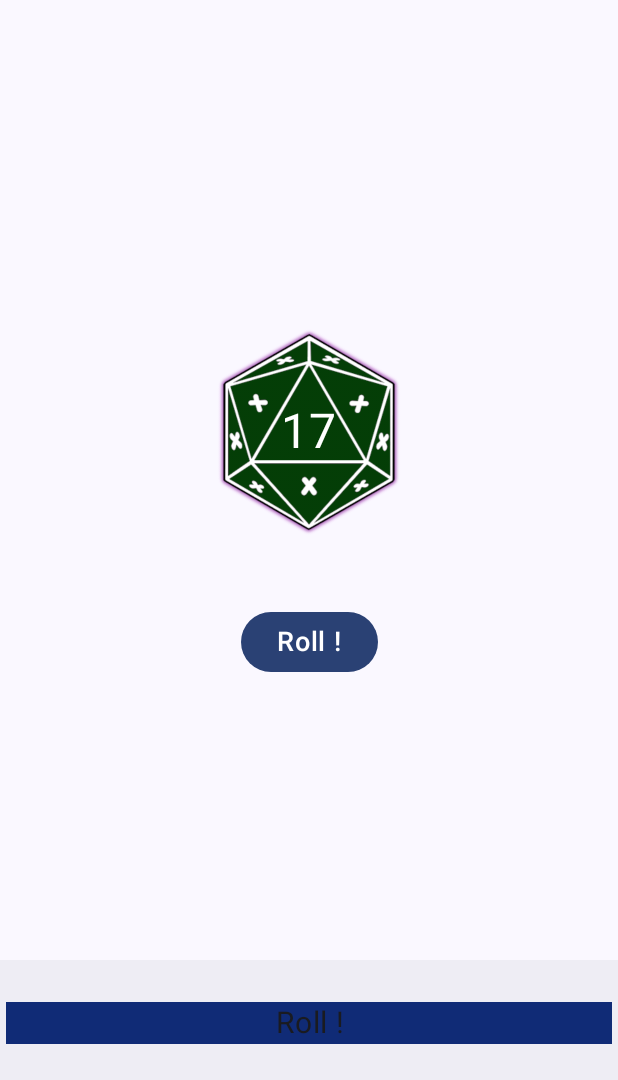
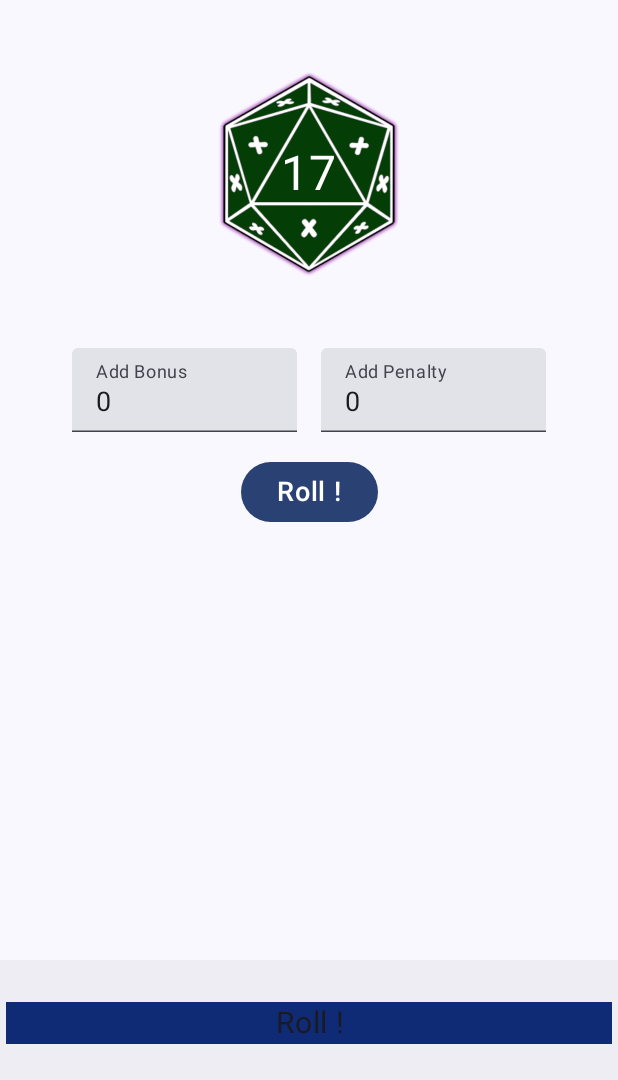
Before and after one commit to reso-kurssit/2024-Q3-Mobiiliohjelmointi, an Android app built with Jetpack Compose: the DiceRollerScreen screen opened through its navigation route, after a tap on "Roll !", on a phone screen of 412 x 824 dp, the part 156-1236 px from its top. Run offline under Robolectric (Android 15) with nearby library versions, the phone set to English and light mode, and no system bars.

Commit message:
added bonus and penalty system for dice roller and crit success-crit failure

```diff
--- a/mobiili-second/app/build.gradle.kts
+++ b/mobiili-second/app/build.gradle.kts
@@ -61,7 +61,7 @@ dependencies {
     implementation(libs.androidx.navigation.compose)
     implementation(libs.androidx.room.common)
     implementation(libs.androidx.room.ktx)
-    implementation(libs.androidx.appcompat) // You can remove this line as it's already included above
+    implementation(libs.androidx.appcompat)
     testImplementation(libs.junit)
     androidTestImplementation(libs.androidx.junit)
     androidTestImplementation(libs.androidx.espresso.core)
--- a/mobiili-second/app/src/main/java/com/example/second/screens/diceroller/DiceRoller.kt
+++ b/mobiili-second/app/src/main/java/com/example/second/screens/diceroller/DiceRoller.kt
@@ -5,6 +5,7 @@ import androidx.compose.foundation.layout.*
 import androidx.compose.foundation.shape.CircleShape
 import androidx.compose.material3.Button
 import androidx.compose.material3.Text
+import androidx.compose.material3.TextField
 import androidx.compose.runtime.*
 import androidx.compose.ui.Alignment
 import androidx.compose.ui.Modifier
@@ -21,14 +22,19 @@ import com.example.second.R
 @Composable
 fun DiceRollerScreen(navController: NavController) {
     var diceResult by remember { mutableStateOf(0) }
+    var finalResult by remember { mutableStateOf(0) }
     var imageResource by remember { mutableStateOf(R.drawable.d201) }
+    var bonus by remember { mutableStateOf(0) }
+    var penalty by remember { mutableStateOf(0) }
+    var specialMessageSuccess by remember { mutableStateOf("") }
+    var specialMessageFailure by remember { mutableStateOf("") }
 
     Column(
         modifier = Modifier
             .fillMaxSize()
             .padding(16.dp),
         horizontalAlignment = Alignment.CenterHorizontally,
-        verticalArrangement = Arrangement.Center
+        verticalArrangement = Arrangement.Top
     ) {
 
         Box(
@@ -42,18 +48,59 @@ fun DiceRollerScreen(navController: NavController) {
                 contentDescription = "D20 dice",
                 modifier = Modifier.fillMaxSize()
             )
-            if (diceResult > 0) {
+
             Text(
-                    text = "$diceResult",
+                text = "$finalResult",
                 fontSize = 32.sp,
                 color = Color.White
             )
         }
+
+        if (specialMessageSuccess.isNotEmpty()) {
+            Text(text = specialMessageSuccess, color = Color.Green, fontSize = 24.sp)
+            Spacer(modifier = Modifier.height(16.dp))
+        }
+
+        if (specialMessageFailure.isNotEmpty()) {
+            Text(text = specialMessageFailure, color = Color.Red, fontSize = 24.sp)
+            Spacer(modifier = Modifier.height(16.dp))
+        }
+
+        Spacer(modifier = Modifier.height(16.dp))
+
+        Row(
+            horizontalArrangement = Arrangement.Center,
+            verticalAlignment = Alignment.CenterVertically,
+            modifier = Modifier
+                .fillMaxWidth()
+        ) {
+
+            TextField(
+                value = bonus.toString(),
+                onValueChange = {
+                    bonus = it.toIntOrNull() ?: 0
+                },
+                label = { Text(text = stringResource(R.string.textboxBonus)) },
+                modifier = Modifier
+                    .width(150.dp)
+            )
+
+            Spacer(modifier = Modifier.width(16.dp))
+
+            TextField(
+                value = penalty.toString(),
+                onValueChange = {
+                    penalty = it.toIntOrNull() ?: 0
+                },
+                label = { Text(text = stringResource(R.string.textboxPenalty)) },
+                modifier = Modifier.width(150.dp)
+            )
         }
 
         Spacer(modifier = Modifier.height(16.dp))
 
         Button(onClick = {
+
             diceResult = Random.nextInt(1, 21)
 
             val randomImage = Random.nextInt(201, 210)
@@ -69,8 +116,24 @@ fun DiceRollerScreen(navController: NavController) {
                 209 -> R.drawable.d209
                 else -> R.drawable.d201
             }
+
+            if (diceResult == 20) {
+                specialMessageSuccess = "Critical Success!"
+                specialMessageFailure = ""
+                finalResult = diceResult
+            } else if (diceResult == 1) {
+                specialMessageFailure = "Critical Failure!"
+                specialMessageSuccess = ""
+                finalResult = diceResult
+            } else {
+                finalResult = diceResult + bonus - penalty
+                specialMessageSuccess = ""
+                specialMessageFailure = ""
+            }
+
             }) {
             Text(text = stringResource(R.string.textboxRoll))
+
         }
     }
 }
--- a/mobiili-second/app/src/main/res/values/strings.xml
+++ b/mobiili-second/app/src/main/res/values/strings.xml
@@ -4,10 +4,17 @@
     <string name="titleHome">Welcome to Pocket Gate!</string>
     <string name="titleNews">News from Baldur\'s Gate</string>
 
-    <string name="textboxHome">Pocket Gate is a simple app for fans of Baldur\'s Gate III.
-        Here, you\'ll find the latest news and helpful resources for your gaming experience.
+    <string name="textboxHome">Pocket Gate is a simple app for fans of Baldur\'s Gate III.\n
+        \nHere, you\'ll find the latest news and a charming D20 dice roller featuring multiple randomized colors along with a bonus and penalty system.\n
+        \nExperience the thrill of rolling for critical success or facing the consequences of a critical failure!
     </string>
     <string name="textboxRoll">Roll !</string>
+    <string name="textboxBonus">Add Bonus</string>
+    <string name="textboxPenalty">Add Penalty</string>
+
+    <string name="criticalSuccess">Critical Success!</string>
+    <string name="criticalFailure">Critical Failure!</string>
+
     <string name="textboxBottomBar">Roll !</string>
 
     <string-array name="dice_types">
```
Lines whose indentation alone changed are shown as unchanged.
